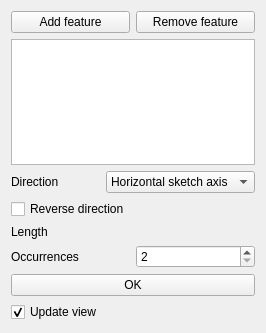
The window that src/Mod/PartDesign/Gui/TaskLinearPatternParameters.ui (jriegel/FreeCAD) describes before a commit, drawn with Qt 5.
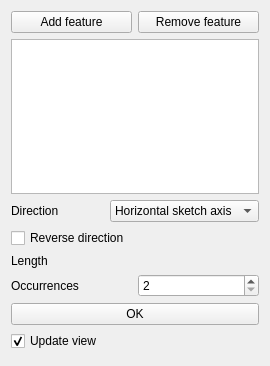
The same window after the commit. Custom widgets are drawn as their Qt base class.

The edit to the form file:
```diff
--- a/src/Mod/PartDesign/Gui/TaskLinearPatternParameters.ui
+++ b/src/Mod/PartDesign/Gui/TaskLinearPatternParameters.ui
@@ -6,8 +6,8 @@
    <rect>
     <x>0</x>
     <y>0</y>
-    <width>266</width>
-    <height>333</height>
+    <width>270</width>
+    <height>366</height>
    </rect>
   </property>
   <property name="windowTitle">
```
Left out of the diff: 10 changed lines with no effect on the pictures.
